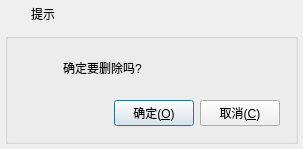
Old version of the form App/Modules/AvGui/AvForm/frmmessagebox.ui in the repository jjzhang166/avWare.
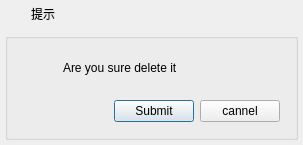
New version of the form. Icons and pictures are not drawn.

```diff
--- a/App/Modules/AvGui/AvForm/frmmessagebox.ui
+++ b/App/Modules/AvGui/AvForm/frmmessagebox.ui
@@ -7,7 +7,7 @@
     <x>0</x>
     <y>0</y>
     <width>303</width>
-    <height>143</height>
+    <height>144</height>
    </rect>
   </property>
   <property name="windowTitle">
@@ -224,7 +224,7 @@
               <string notr="true"/>
              </property>
              <property name="text">
-              <string>确定(&amp;O)</string>
+              <string>Submit</string>
              </property>
              <property name="icon">
               <iconset>
@@ -250,7 +250,7 @@
               <string notr="true"/>
              </property>
              <property name="text">
-              <string>取消(&amp;C)</string>
+              <string>cannel</string>
              </property>
              <property name="icon">
               <iconset>
@@ -269,7 +269,7 @@
          <item row="0" column="1">
           <widget class="QLabel" name="labInfo">
            <property name="text">
-            <string>确定要删除吗?</string>
+            <string>Are you sure delete it</string>
            </property>
            <property name="scaledContents">
             <bool>false</bool>
```
